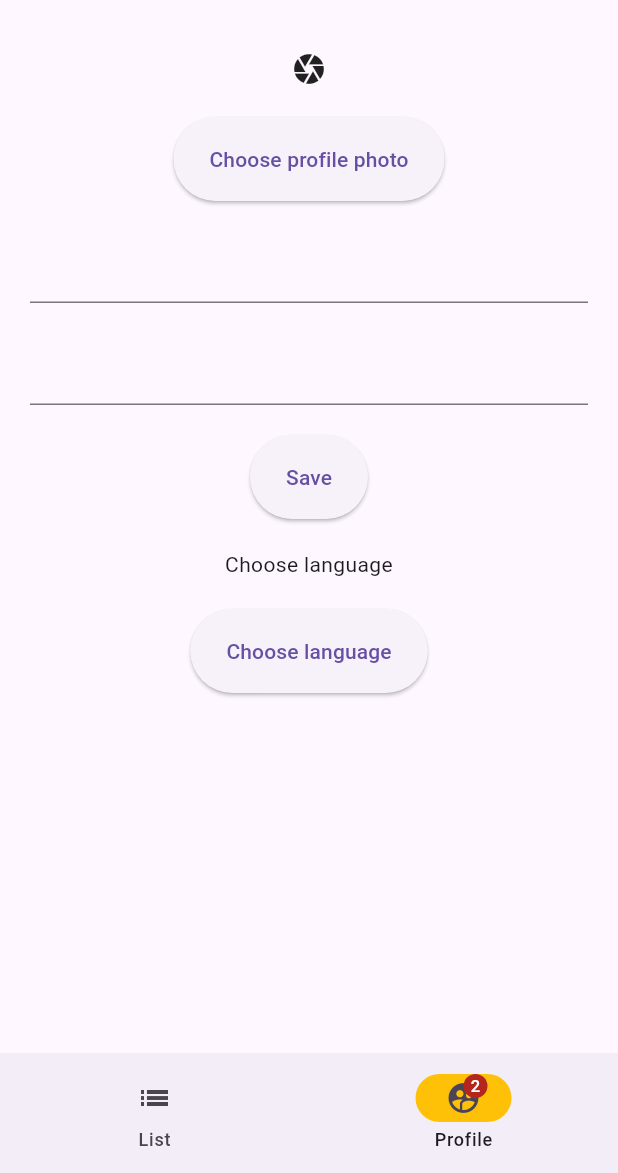
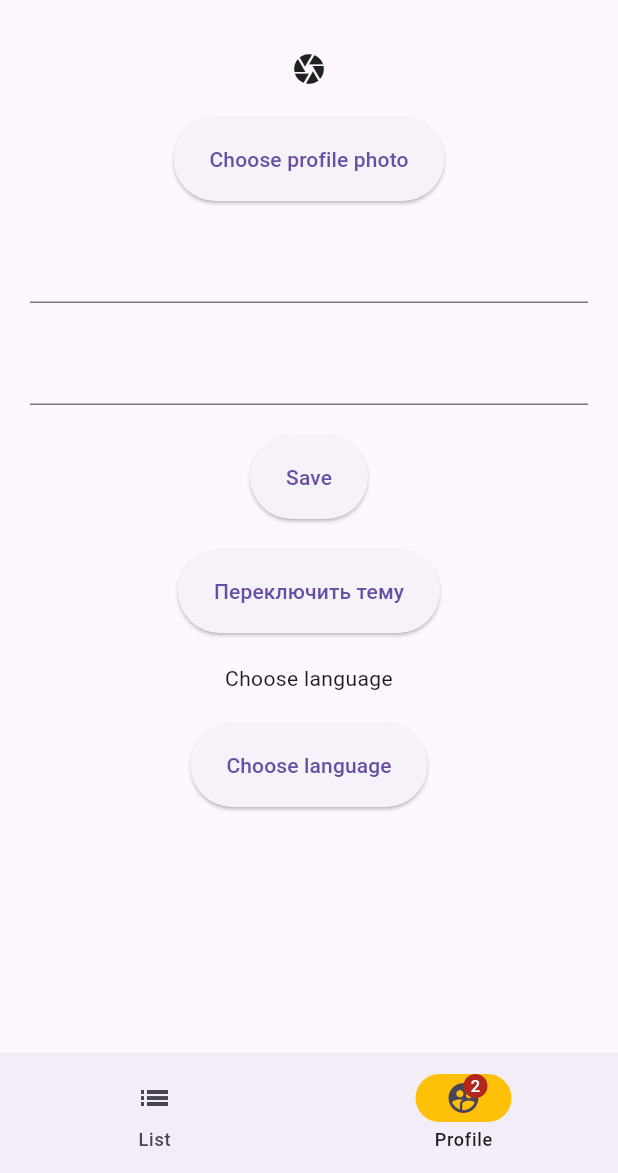
Before and after one commit to MaximAfanasenko/todo, a Flutter app: the screen it shows after launch, item 2 of the bottom bar chosen, on a phone screen of 412 x 824 dp, the part 63-1236 px from its top. Run offline on Flutter 3.47's test engine with Material 3 defaults, Android fonts, the phone set to English and light mode, and no system bars; our stand-ins replace easy_localization, flutter_bloc, freezed_annotation, get_it, go_router, image_picker and 2 more.

Commit message:
added app theme changing

```diff
--- a/lib/app.dart
+++ b/lib/app.dart
@@ -1,20 +1,58 @@
 import 'package:easy_localization/easy_localization.dart';
 import 'package:flutter/material.dart';
 import 'package:todo/base/router/router.dart';
+import 'package:todo/theme/app_theme.dart';
+import 'package:todo/theme/app_inherited_widget.dart';
 
-class MyApp extends StatelessWidget {
+class MyApp extends StatefulWidget {
   const MyApp({super.key});
 
   @override
+  State<StatefulWidget> createState() {
+    return _MyAppState();
+  }
+}
+
+class _MyAppState extends State<MyApp> {
+
+  ThemeMode themeMode = ThemeMode.light;
+
+  void toggleThemeMode() {
+    setState(() {
+      themeMode =
+          themeMode == ThemeMode.light ? ThemeMode.dark : ThemeMode.light;
+    });
+  }
+
+  @override
   Widget build(BuildContext context) {
-    return MaterialApp.router(
-      restorationScopeId: 'app',
-      localizationsDelegates: context.localizationDelegates,
-      supportedLocales: context.supportedLocales,
-      locale: context.locale,
-      theme: ThemeData(),
-      darkTheme: ThemeData.dark(),
-      routerConfig: router,
+    return ThemeInheritedWidget(
+      toggleThemeMode: toggleThemeMode,
+      child: MaterialApp.router(
+        restorationScopeId: 'app',
+        localizationsDelegates: context.localizationDelegates,
+        supportedLocales: context.supportedLocales,
+        locale: context.locale,
+
+        theme: ThemeData.light().copyWith(
+          extensions: <ThemeExtension<dynamic>>[
+            const AppTheme(
+              brandColor: Color(0xFF1E88E5),
+              danger: Color(0xFFE53935),
+            ),
+          ],
+        ),
+        darkTheme: ThemeData.dark().copyWith(
+          extensions: <ThemeExtension<dynamic>>[
+            const AppTheme(
+              brandColor: Color(0xFF90CAF9),
+              danger: Color(0xFFEF9A9A),
+            ),
+          ],
+        ),
+        themeMode: themeMode,
+        routerConfig: router,
+      ),
     );
   }
 }
--- a/lib/features/profile/profile_view.dart
+++ b/lib/features/profile/profile_view.dart
@@ -7,6 +7,7 @@ import 'package:todo/base/di/di.dart';
 import 'package:todo/features/profile/bloc/profile_bloc.dart';
 import 'package:todo/features/profile/language_bottom_sheet.dart';
 import 'package:todo/generated/locale_keys.g.dart';
+import 'package:todo/theme/app_inherited_widget.dart';
 
 class ProfileView extends StatefulWidget {
   const ProfileView({super.key});
@@ -57,7 +58,7 @@ class _ProfileViewState extends State<ProfileView> {
 
   Widget buildProfileView(BuildContext context, Uint8List imageBytes) {
     return SingleChildScrollView(
-      child: Padding(
+        child: Padding(
         padding: const EdgeInsets.only(right: 20, left: 20),
         child: Column(
           children: [
@@ -121,6 +122,18 @@ class _ProfileViewState extends State<ProfileView> {
             const SizedBox(
               height: 20,
             ),
+            SizedBox(
+              height: 56,
+              child: ElevatedButton(
+                onPressed: () => {
+                  ThemeInheritedWidget.of(context)!.toggleThemeMode()
+                },
+                child: Text("Переключить тему"),
+              ),
+            ),
+            const SizedBox(
+              height: 20,
+            ),
             Text(
               LocaleKeys.chooseLanguage.tr(),
               textAlign: TextAlign.center,
--- a/lib/main.dart
+++ b/lib/main.dart
@@ -1,7 +1,7 @@
 import 'package:easy_localization/easy_localization.dart';
 import 'package:flutter/material.dart';
+import 'package:todo/app.dart';
 import 'package:todo/base/di/di.dart';
-import 'app.dart';
 
 void main() async {
   WidgetsFlutterBinding.ensureInitialized();
@@ -16,7 +16,7 @@ void main() async {
       path:
           'assets/translations', // <-- change the path of the translation files
       fallbackLocale: const Locale('ru', 'RU'),
-      child: const MyApp(),
+      child: MyApp(),
     ),
   );
 }
--- /dev/null
+++ b/lib/theme/app_inherited_widget.dart
@@ -0,0 +1,20 @@
+import 'package:flutter/material.dart';
+
+class ThemeInheritedWidget extends InheritedWidget {
+  ThemeInheritedWidget({
+    Key? key,
+    required this.toggleThemeMode,
+    required Widget child,
+  }) : super(key: key, child: child);
+
+  final Function toggleThemeMode;
+
+  static ThemeInheritedWidget? of(BuildContext context) {
+    return context.dependOnInheritedWidgetOfExactType<ThemeInheritedWidget>();
+  }
+
+  @override
+  bool updateShouldNotify(ThemeInheritedWidget oldWidget) {
+    return false;
+  }
+}
--- /dev/null
+++ b/lib/theme/app_theme.dart
@@ -0,0 +1,35 @@
+import 'package:flutter/material.dart';
+
+@immutable
+class AppTheme extends ThemeExtension<AppTheme> {
+  const AppTheme({
+    required this.brandColor,
+    required this.danger,
+  });
+
+  final Color? brandColor;
+  final Color? danger;
+
+  @override
+  AppTheme copyWith({Color? brandColor, Color? danger}) {
+    return AppTheme(
+      brandColor: brandColor ?? this.brandColor,
+      danger: danger ?? this.danger,
+    );
+  }
+
+  @override
+  AppTheme lerp(AppTheme? other, double t) {
+    if (other is! AppTheme) {
+      return this;
+    }
+    return AppTheme(
+      brandColor: Color.lerp(brandColor, other.brandColor, t),
+      danger: Color.lerp(danger, other.danger, t),
+    );
+  }
+
+  // Optional
+  @override
+  String toString() => 'MyColors(brandColor: $brandColor, danger: $danger)';
+}
```
Also changed, not shown: lib/base/di/di.config.dart, lib/features/tasks/add_task/bloc/add_task_bloc.freezed.dart, lib/features/tasks/task_list/bloc/tasks_bloc.freezed.dart.
